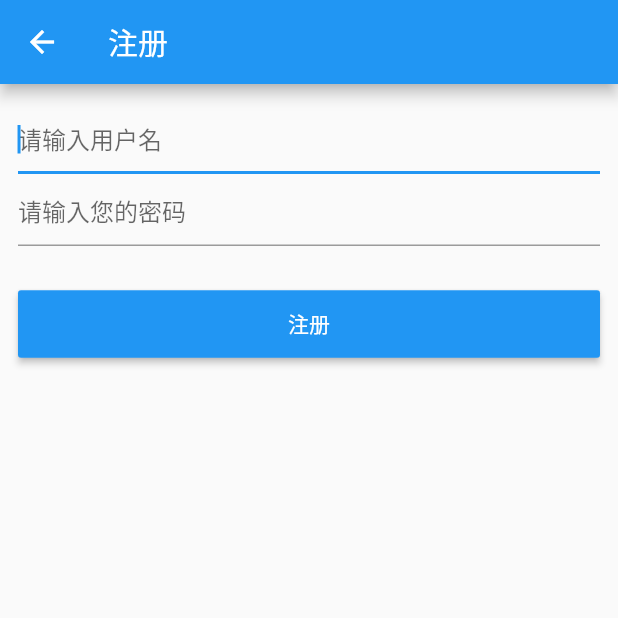
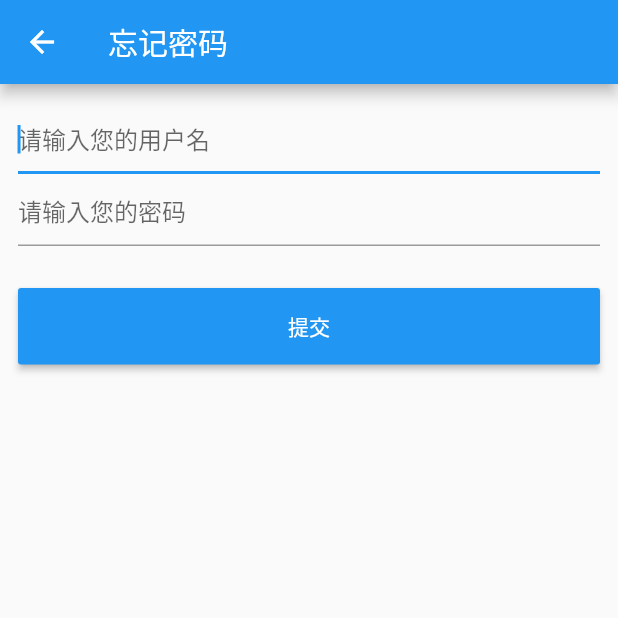
Before and after one commit to gaowei1012/notebook, a Flutter app: the RegisterPage screen opened directly, on a phone screen of 412 x 824 dp, the top half of it. Run offline on Flutter 3.47's test engine with Material 2 defaults, Android fonts, the phone set to English and light mode, and no system bars; our stand-ins replace dio, flare_flutter, flutter_markdown, flutter_redux, flutter_screenutil, flutter_spinkit and 3 more; missing offline and left inert: timeline_list; accounts and stored records are empty; generated files the repository leaves out were written again; network calls fail.

```diff
--- a/lib/pages/login/register_page.dart
+++ b/lib/pages/login/register_page.dart
@@ -1,4 +1,6 @@
 import 'package:flutter/material.dart';
+
+import 'package:notebook/pages/login/login_page.dart';
 
 class RegisterPage extends StatefulWidget {
   @override
@@ -10,40 +12,59 @@ class _RegisterPageState extends State<RegisterPage> {
   GlobalKey<FormState> _formKey = GlobalKey<FormState>();
   String _name;
   String _password;
-  //String _email;
+  String _nextPassword;
 
   void _formSubmitted() {
     var _form = _formKey.currentState;
 
+    // 这里判断两次密码是否一样
+    //if(_password != _nextPassword) {
+    //  AlertDialog(
+    //     title: Text('两次输入的密码不一致'),
+    //   );
+    //}
+
+  // 重置密码操作
     if(_form.validate()) {
-      print(_name);
-      print(_password);
-      //print(_email);
+      _form.save();
+
+      // if (_password != _nextPassword) {
+      //   AlertDialog(
+      //     title: Text('两次输入的密码不一致'),
+      //   );
+      // }
+      // print(_name);
+      // print(_password);
+      // print(_nextPassword);
+
+      Navigator.of(context).push(MaterialPageRoute(builder: (context) => LoginPage()));
+
     }
   }
+
 
   @override
   Widget build(BuildContext context) {
     return Scaffold(
       appBar: AppBar(
-        title: Text('注册'),
+        title: Text('忘记密码'),
       ),
       body: Container(
         padding: EdgeInsets.all(12.0),
         child: Form(
-          autovalidate: false,// 自动获取焦点
+          key: _formKey,
           child: Column(
             children: <Widget>[
               TextFormField(
                 autofocus: true,
                 decoration: InputDecoration(
-                  hintText: '请输入用户名'
+                  hintText: '请输入您的用户名'
                 ),
                 onSaved: (val) {
                   _name = val;
                 },
                 validator: (v) {
-                  return v.trim().length > 0 ? null : '请输入昵称';
+                  return v.trim().length > 0 ? null : '用户名不存在';
                 },
               ),
               TextFormField(
@@ -55,31 +76,21 @@ class _RegisterPageState extends State<RegisterPage> {
                   _password = val;
                 },
                 validator: (v) {
-                  return v.trim().length > 8 ? null : '密码不能小于8个字符';
+                  return v.trim().length > 8 ? null : '密码必须大于8个字符';
                 },
               ),
-              // TextFormField(
-              //   decoration: InputDecoration(
-              //     hintText: '请输入您的邮箱'
-              //   ),
-              //   onSaved: (val) {
-              //     _email=val;
-              //   },
-              //   validator: (v) {
-              //     return v.trim().length > 8 ? null : '邮箱不能小于8个字符';
-              //   },
-              // ),
               Padding(
                 padding: EdgeInsets.only(top: 28.0),
                 child: Row(
                   children: <Widget>[
                     Expanded(
                       child: RaisedButton(
-                        padding: EdgeInsets.all(12.0),
-                        color: Theme.of(context).primaryColor,// 当前主题色
+                        padding: EdgeInsets.all(15.0),
+                        child: Text('提交'),
+                        color: Theme.of(context).primaryColor,
+                        // color: Colors.black12,
                         textColor: Colors.white,
                         onPressed: _formSubmitted,
-                        child: Text('注册'),
                       ),
                     )
                   ],
```
Also changed, not shown: lib/pages/login/forget_pasd_page.dart (+13 -8 lines), lib/pages/login/login_page.dart (+70 -22 lines), lib/utils/show_dailog.dart (added, +9 -0 lines).
